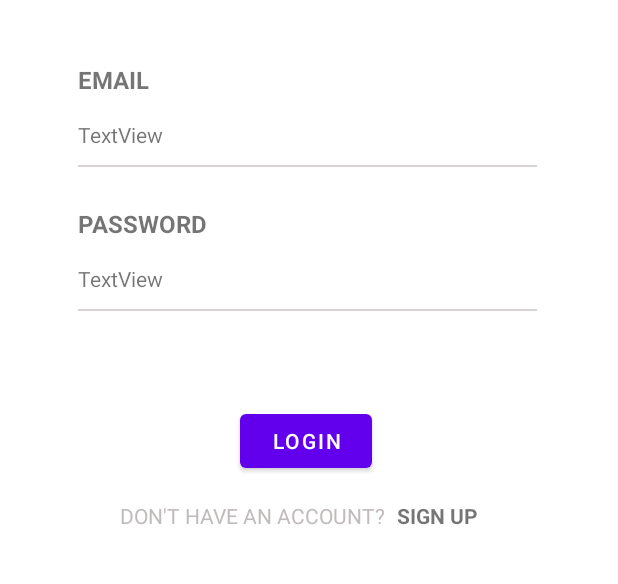
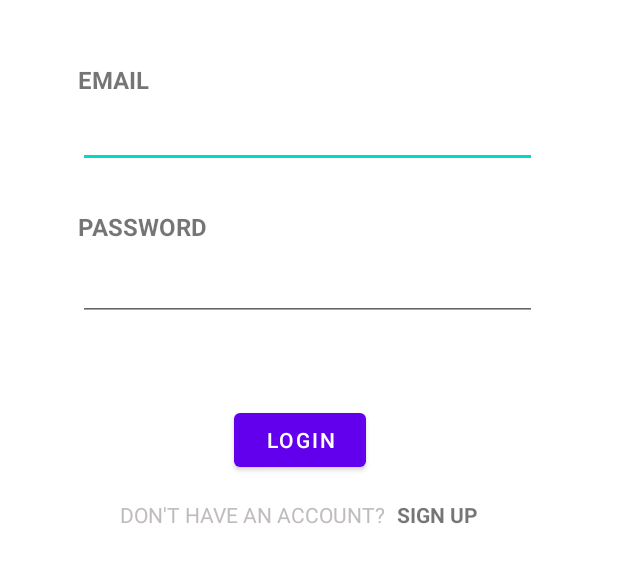
Before and after one commit to giologizt/clink_group19, an Android app: the layout activity_login.xml on its own in the app's theme, with its tools: preview values and no code run, on a phone screen of 412 x 824 dp, the part 353-937 px from its top. Run offline under Robolectric (Android 15) with nearby library versions, the phone set to English and light mode, and no system bars.

Commit message:
changes in some of the layout

```diff
--- a/Clink/app/src/main/res/layout/activity_login.xml
+++ b/Clink/app/src/main/res/layout/activity_login.xml
@@ -38,81 +38,51 @@
         app:layout_constraintStart_toStartOf="parent"
         app:layout_constraintTop_toBottomOf="@+id/loginTv" />
 
-    <TextView
-        android:id="@+id/textView22"
+    <EditText
+        android:id="@+id/editTextTextEmailAddress"
         android:layout_width="306dp"
-        android:layout_height="26dp"
+        android:layout_height="40dp"
         android:layout_marginStart="52dp"
-        android:layout_marginTop="16dp"
-        android:text="TextView"
+        android:layout_marginTop="8dp"
+        android:ems="10"
+        android:inputType="textEmailAddress"
+        android:textSize="14sp"
         app:layout_constraintStart_toStartOf="parent"
         app:layout_constraintTop_toBottomOf="@+id/textView21" />
-
-    <View
-        android:id="@+id/view7"
-        android:layout_width="306dp"
-        android:layout_height="1dp"
-        android:layout_marginStart="52dp"
-        android:layout_marginTop="4dp"
-        android:layout_weight="1"
-        android:background="#D8D4D4"
-        app:layout_constraintStart_toStartOf="parent"
-        app:layout_constraintTop_toBottomOf="@+id/textView22" />
 
     <TextView
         android:id="@+id/textView23"
         android:layout_width="wrap_content"
         android:layout_height="wrap_content"
         android:layout_marginStart="52dp"
-        android:layout_marginTop="136dp"
+        android:layout_marginTop="28dp"
         android:text="PASSWORD"
         android:textSize="16sp"
         android:textStyle="bold"
         app:layout_constraintStart_toStartOf="parent"
-        app:layout_constraintTop_toBottomOf="@+id/loginTv" />
-
-    <TextView
-        android:id="@+id/textView24"
-        android:layout_width="306dp"
-        android:layout_height="26dp"
-        android:layout_marginStart="52dp"
-        android:layout_marginTop="16dp"
-        android:text="TextView"
-        app:layout_constraintStart_toStartOf="parent"
-        app:layout_constraintTop_toBottomOf="@+id/textView23" />
-
-    <View
-        android:id="@+id/view6"
-        android:layout_width="306dp"
-        android:layout_height="1dp"
-        android:layout_marginStart="52dp"
-        android:layout_marginTop="4dp"
-        android:layout_weight="1"
-        android:background="#D8D4D4"
-        app:layout_constraintStart_toStartOf="parent"
-        app:layout_constraintTop_toBottomOf="@+id/textView24" />
-
-    <Button
-        android:id="@+id/button"
-        android:layout_width="wrap_content"
-        android:layout_height="wrap_content"
-        android:layout_marginStart="160dp"
-        android:layout_marginTop="68dp"
-        android:text="LOGIN"
-        app:layout_constraintStart_toStartOf="parent"
-        app:layout_constraintTop_toBottomOf="@+id/textView24" />
+        app:layout_constraintTop_toBottomOf="@+id/editTextTextEmailAddress" />
 
     <TextView
         android:id="@+id/textView25"
         android:layout_width="wrap_content"
         android:layout_height="wrap_content"
         android:layout_marginStart="176dp"
-        android:layout_marginBottom="24dp"
+        android:layout_marginTop="20dp"
         android:text="TextView"
         android:textColor="#FB0000"
         android:visibility="invisible"
-        app:layout_constraintBottom_toTopOf="@+id/button"
-        app:layout_constraintStart_toStartOf="parent" />
+        app:layout_constraintStart_toStartOf="parent"
+        app:layout_constraintTop_toBottomOf="@+id/editTextTextPassword" />
+
+    <Button
+        android:id="@+id/button"
+        android:layout_width="wrap_content"
+        android:layout_height="wrap_content"
+        android:layout_marginStart="156dp"
+        android:layout_marginTop="16dp"
+        android:text="LOGIN"
+        app:layout_constraintStart_toStartOf="parent"
+        app:layout_constraintTop_toBottomOf="@+id/textView25" />
 
     <TextView
         android:id="@+id/textView27"
@@ -136,4 +106,16 @@
         app:layout_constraintStart_toEndOf="@+id/textView27"
         app:layout_constraintTop_toBottomOf="@+id/button" />
 
+    <EditText
+        android:id="@+id/editTextTextPassword"
+        android:layout_width="306dp"
+        android:layout_height="40dp"
+        android:layout_marginStart="52dp"
+        android:layout_marginTop="12dp"
+        android:ems="10"
+        android:inputType="textPassword"
+        android:textSize="14sp"
+        app:layout_constraintStart_toStartOf="parent"
+        app:layout_constraintTop_toBottomOf="@+id/textView23" />
+
 </androidx.constraintlayout.widget.ConstraintLayout>
--- a/Clink/app/src/main/res/layout/activity_profile.xml
+++ b/Clink/app/src/main/res/layout/activity_profile.xml
@@ -252,7 +252,7 @@
             android:layout_height="wrap_content"
             android:layout_gravity="center_vertical"
             android:layout_weight="1"
-            android:text="TextView"
+            android:text="Edit Profile"
             android:textSize="20sp"
             android:textStyle="bold" />
     </LinearLayout>
```
Also changed, not shown: Clink/app/src/main/java/com/mobdeve/group19/clink/MainActivity.java (+12 -12 lines), Clink/app/src/main/res/layout/activity_addrecipe.xml (+69 -73 lines), Clink/app/src/main/res/layout/activity_signup.xml (+47 -60 lines).
